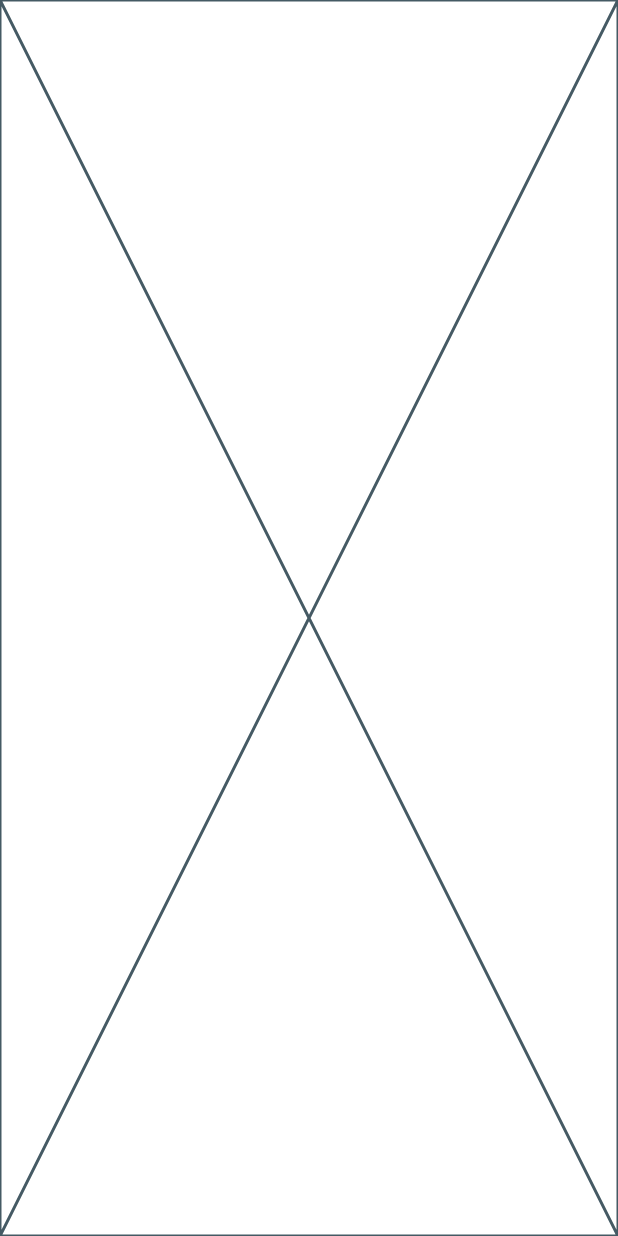
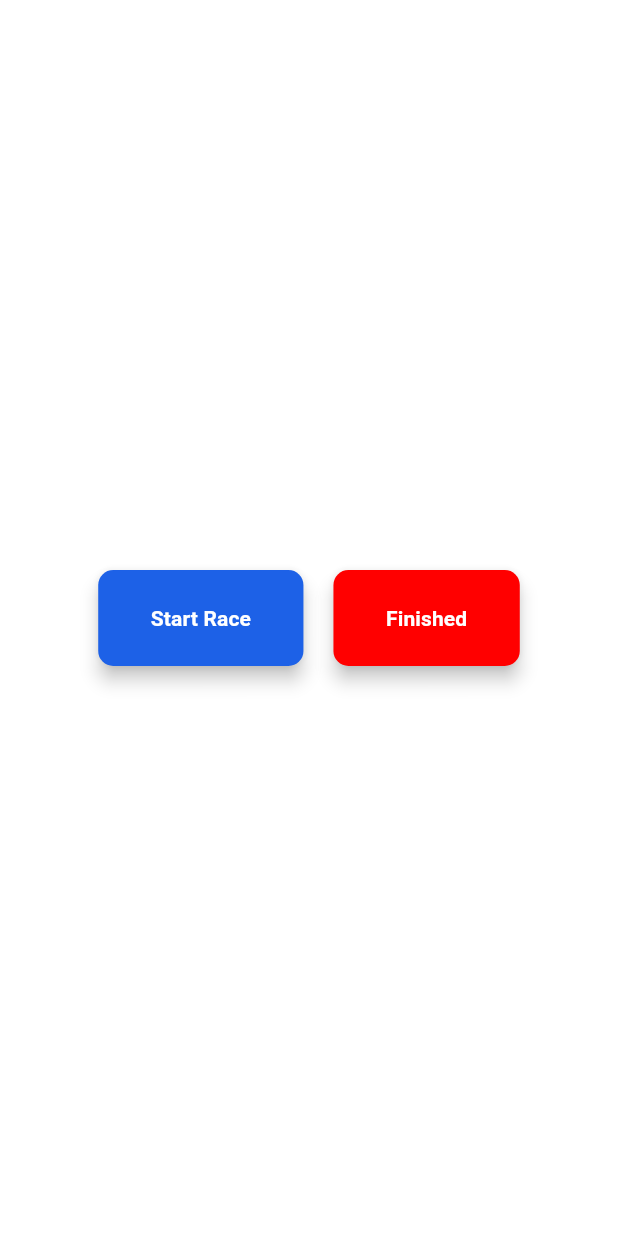
Before and after one commit to Badboyzzzzzzzzzz/Race-Tracking-App, a Flutter app: the screen it shows after launch, on a phone screen of 412 x 824 dp. Run offline on Flutter 3.47's test engine with Material 3 defaults, Android fonts, the phone set to English and light mode, and no system bars; our stand-ins replace firebase_core; accounts and stored records are empty.

Commit message:
custom_button

```diff
--- a/lib/main.dart
+++ b/lib/main.dart
@@ -1,6 +1,28 @@
+// import 'package:firebase_core/firebase_core.dart';
+// import 'package:flutter/material.dart';
+// import 'package:race_tracker/firebase_options.dart';
+
+
+
+// Future<void> main() async {
+//   WidgetsFlutterBinding.ensureInitialized();
+//   await Firebase.initializeApp(options: DefaultFirebaseOptions.currentPlatform);
+//   runApp(const MyApp());
+// }
+
+// class MyApp extends StatelessWidget {
+//   const MyApp({super.key});
+
+//   @override
+//   Widget build(BuildContext context) {
+//     return const Placeholder();
+//   }
+// }
+
 import 'package:firebase_core/firebase_core.dart';
 import 'package:flutter/material.dart';
 import 'package:race_tracker/firebase_options.dart';
+import 'package:race_tracker/ui/screen/time_tracker_screen/time_tracker_screan.dart';
 
 Future<void> main() async {
   WidgetsFlutterBinding.ensureInitialized();
@@ -13,6 +35,13 @@ class MyApp extends StatelessWidget {
 
   @override
   Widget build(BuildContext context) {
-    return const Placeholder();
+    return MaterialApp(
+      debugShowCheckedModeBanner: false,
+      title: 'Race Tracker',
+      theme: ThemeData(
+        useMaterial3: true,
+      ),
+      home: const TimeTrackerScreen(),
+    );
   }
 }
--- a/lib/theme/theme.dart
+++ b/lib/theme/theme.dart
@@ -1,18 +1,17 @@
 import 'package:flutter/material.dart';
 
 class TrackerTheme {
-  static Color primary = const Color(0x001d61e7);
-  static Color secondary = const Color(0x004b81ec);
-  static Color green = const Color(0x00001f40);
-  static Color orange = const Color(0x00FFA500);
-  static Color red = const Color(0x00FF0000);
-  static Color white = const Color(0x00FFFFFF);
-  static Color black = const Color(0x00000000);
-  static Color grey = const Color(0x00808080);
-  static Color lightGrey = const Color(0x00D3D3D3);
+  static Color primary = const Color(0xFF1D61E7);
+  static Color secondary = const Color(0xFF4B81EC);
+  static Color green = const Color(0xFF001F40);
+  static Color orange = const Color(0xFFFFA500);
+  static Color red = const Color(0xFFFF0000);
+  static Color white = const Color(0xFFFFFFFF);
+  static Color black = const Color(0xFF000000);
+  static Color grey = const Color(0xFF808080);
+  static Color lightGrey = const Color(0xFFD3D3D3);
+}
 
-
-}
 
 class AppTextStyles {
   static TextStyle heading =
@@ -50,6 +49,6 @@ class DertamSize {
 /// Definition of App Theme.
 ///
 ThemeData appTheme = ThemeData(
-  fontFamily: 'Eesti',
-  scaffoldBackgroundColor: Colors.white,
+  fontFamily: 'Poppins',
+  scaffoldBackgroundColor: TrackerTheme.white,
 );
--- a/lib/ui/screen/time_tracker_screen/time_tracker_screan.dart
+++ b/lib/ui/screen/time_tracker_screen/time_tracker_screan.dart
@@ -0,0 +1,39 @@
+import 'package:flutter/material.dart';
+import 'package:race_tracker/ui/widget/custom_button.dart';
+import 'package:race_tracker/theme/theme.dart';
+
+class TimeTrackerScreen extends StatelessWidget {
+  const TimeTrackerScreen({super.key});
+
+  @override
+  Widget build(BuildContext context) {
+    return Scaffold(
+      backgroundColor: TrackerTheme.white,
+      body: Center(
+        child: Row(
+          mainAxisAlignment: MainAxisAlignment.center,
+          children: [
+            // Button to start the race
+            CustomButton(
+              text: "Start Race",
+              color: TrackerTheme.primary,
+              onPressed: () {
+                print("Race Started");
+              },
+            ),
+            const SizedBox(width: 20),
+
+            // Button to Finish the race
+            CustomButton(
+              text: "Finished",
+              color: TrackerTheme.red,
+              onPressed: () {
+                print("Race Finished");
+              },
+            ),
+          ],
+        ),
+      ),
+    );
+  }
+}
--- a/lib/ui/widget/custom_button.dart
+++ b/lib/ui/widget/custom_button.dart
@@ -0,0 +1,56 @@
+import 'package:flutter/material.dart';
+import 'package:race_tracker/theme/theme.dart';
+
+class CustomButton extends StatefulWidget {
+  final String text;
+  final Color color;
+  final VoidCallback onPressed;
+
+  const CustomButton({
+    super.key,
+    required this.text,
+    required this.color,
+    required this.onPressed,
+  });
+
+  @override
+  State<CustomButton> createState() => _CustomButtonState();
+}
+
+class _CustomButtonState extends State<CustomButton> {
+  bool isHovered = false;
+
+  @override
+  Widget build(BuildContext context) {
+    Color bgColor = isHovered
+        ? widget.color.withOpacity(0.9)
+        : widget.color;
+
+    return MouseRegion(
+      onEnter: (_) {
+        setState(() => isHovered = true);
+      },
+      onExit: (_) {
+        setState(() => isHovered = false);
+      },
+      child: ElevatedButton(
+        style: ElevatedButton.styleFrom(
+          backgroundColor: bgColor,
+          padding: const EdgeInsets.symmetric(horizontal: 35, vertical: 22),
+          shape: RoundedRectangleBorder(
+            borderRadius: BorderRadius.circular(10),
+          ),
+          elevation: 5,
+        ),
+        onPressed: widget.onPressed,
+        child: Text(
+          widget.text,
+          style: AppTextStyles.button.copyWith(
+            color: TrackerTheme.white,
+            fontWeight: FontWeight.bold,
+            ),
+        ),
+      ),
+    );
+  }
+}
```
Also changed, not shown: pubspec.yaml (+10 -0 lines), assets/fonts/Poppins-Bold.ttf (added), assets/fonts/Poppins-Medium.ttf (added), assets/fonts/Poppins-Regular.ttf (added).
